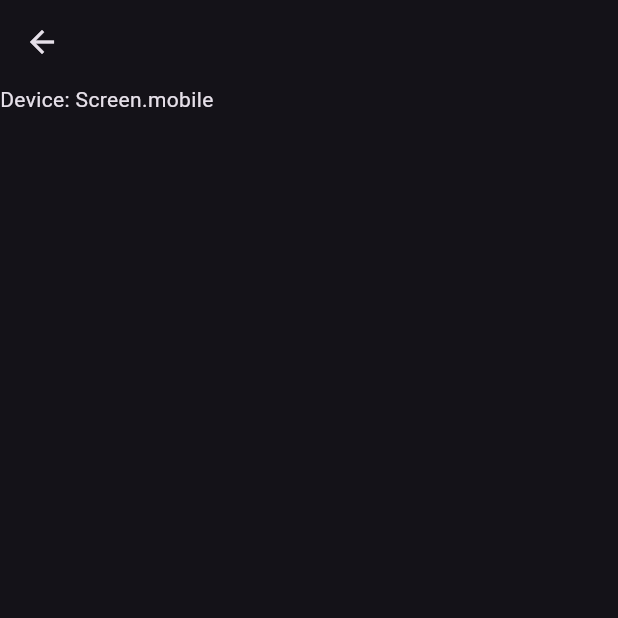
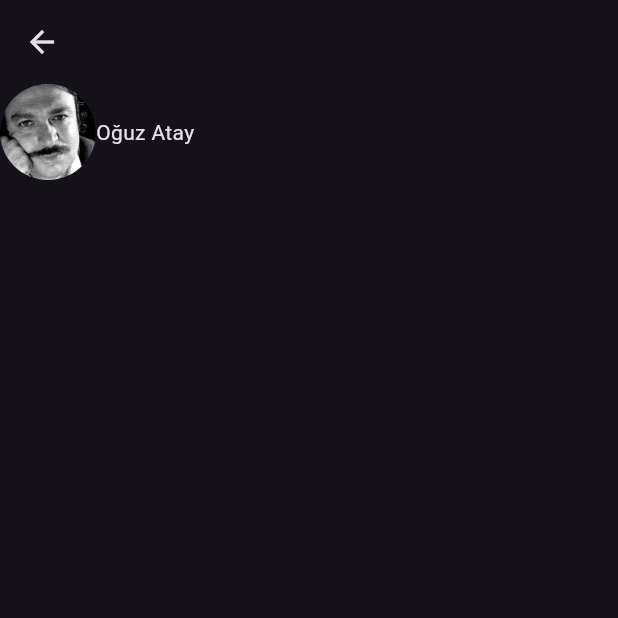
Before and after one commit to tetrakup/flutter_final, a Flutter app: the writersScreen screen opened directly, on a phone screen of 412 x 824 dp, the top half of it. Run offline on Flutter 3.47's test engine with Material 3 defaults, Android fonts, the light colour scheme and no system bars; our stand-ins replace device_info_plus, dio, flutter_secure_storage, flutter_svg, gap, shared_preferences; missing offline and left inert: dart:js; accounts and stored records are empty; project files that could hold a hidden picture were left out.

Commit message:
writer changed

```diff
--- a/navigater/lib/screens/writersScreen.dart
+++ b/navigater/lib/screens/writersScreen.dart
@@ -23,7 +23,17 @@ class _writersScreenState extends State<writersScreen> {
       appBar: AppBar(),
       body: Column(
         children: [
-          Text("Device: $device"),
+          Row(children: [
+            CircleAvatar(
+              backgroundImage: AssetImage("assets/images/p1.jpg"),
+              radius:32,
+            ),
+            Column(
+              children: [
+                Text("Oğuz Atay"),
+              ],
+            ),
+          ],),
         ],
       ),
       drawer: null,
```
